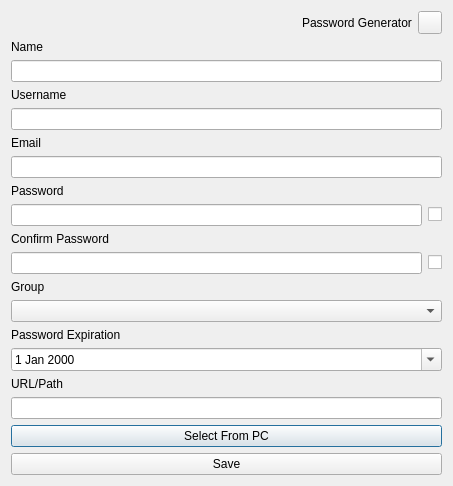
This is designs/xml/app_vault_window.ui in daniel-deru/WorkMate-3.0 as Qt 5 draws it before an edit. The edited form follows.
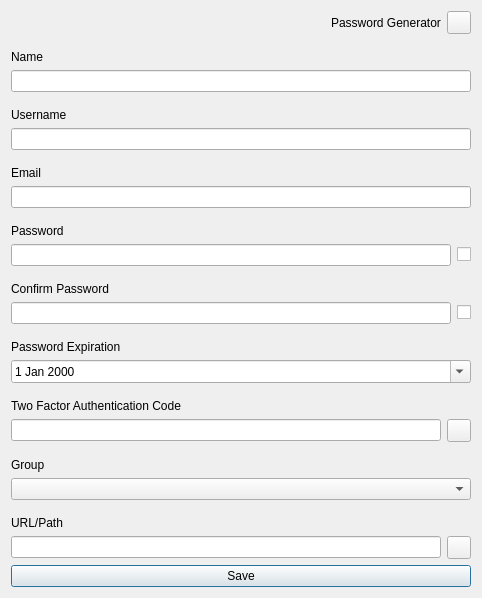
This is the edited form.

Commit message: finished twofa code feature in add and edit vault app window

Diff of the .ui file:
```diff
--- a/designs/xml/app_vault_window.ui
+++ b/designs/xml/app_vault_window.ui
@@ -6,8 +6,8 @@
    <rect>
     <x>0</x>
     <y>0</y>
-    <width>453</width>
-    <height>484</height>
+    <width>482</width>
+    <height>590</height>
    </rect>
   </property>
   <property name="windowTitle">
@@ -50,6 +50,9 @@
    </item>
    <item>
     <layout class="QVBoxLayout" name="verticalLayout">
+     <property name="topMargin">
+      <number>10</number>
+     </property>
      <item>
       <widget class="QLabel" name="lbl_name">
        <property name="text">
@@ -64,6 +67,9 @@
    </item>
    <item>
     <layout class="QVBoxLayout" name="verticalLayout_4">
+     <property name="topMargin">
+      <number>10</number>
+     </property>
      <item>
       <widget class="QLabel" name="lbl_username">
        <property name="text">
@@ -78,6 +84,9 @@
    </item>
    <item>
     <layout class="QVBoxLayout" name="verticalLayout_5">
+     <property name="topMargin">
+      <number>10</number>
+     </property>
      <item>
       <widget class="QLabel" name="lbl_email">
        <property name="text">
@@ -92,6 +101,9 @@
    </item>
    <item>
     <layout class="QVBoxLayout" name="verticalLayout_6">
+     <property name="topMargin">
+      <number>10</number>
+     </property>
      <item>
       <widget class="QLabel" name="lbl_password">
        <property name="text">
@@ -123,6 +135,9 @@
    </item>
    <item>
     <layout class="QVBoxLayout" name="verticalLayout_8">
+     <property name="topMargin">
+      <number>10</number>
+     </property>
      <item>
       <widget class="QLabel" name="lbl_password2">
        <property name="text">
@@ -159,22 +174,11 @@
      </item>
     </layout>
    </item>
-   <item>
-    <layout class="QVBoxLayout" name="verticalLayout_11">
-     <item>
-      <widget class="QLabel" name="lbl_group">
-       <property name="text">
-        <string>Group</string>
-       </property>
-      </widget>
-     </item>
-     <item>
-      <widget class="QComboBox" name="cmb_group"/>
-     </item>
-    </layout>
-   </item>
    <item>
     <layout class="QVBoxLayout" name="verticalLayout_9">
+     <property name="topMargin">
+      <number>10</number>
+     </property>
      <item>
       <widget class="QLabel" name="lbl_password_expiration">
        <property name="text">
@@ -191,8 +195,59 @@
      </item>
     </layout>
    </item>
+   <item>
+    <layout class="QVBoxLayout" name="verticalLayout_2">
+     <property name="topMargin">
+      <number>10</number>
+     </property>
+     <item>
+      <widget class="QLabel" name="lbl_twofa_code">
+       <property name="text">
+        <string>Two Factor Authentication Code</string>
+       </property>
+      </widget>
+     </item>
+     <item>
+      <layout class="QHBoxLayout" name="horizontalLayout_5">
+       <item>
+        <widget class="QLineEdit" name="lne_twofa_code"/>
+       </item>
+       <item>
+        <widget class="QToolButton" name="tbtn_qrcode">
+         <property name="cursor">
+          <cursorShape>PointingHandCursor</cursorShape>
+         </property>
+         <property name="text">
+          <string/>
+         </property>
+        </widget>
+       </item>
+      </layout>
+     </item>
+    </layout>
+   </item>
+   <item>
+    <layout class="QVBoxLayout" name="verticalLayout_11">
+     <property name="topMargin">
+      <number>10</number>
+     </property>
+     <item>
+      <widget class="QLabel" name="lbl_group">
+       <property name="text">
+        <string>Group</string>
+       </property>
+      </widget>
+     </item>
+     <item>
+      <widget class="QComboBox" name="cmb_group"/>
+     </item>
+    </layout>
+   </item>
    <item>
     <layout class="QVBoxLayout" name="verticalLayout_7">
+     <property name="topMargin">
+      <number>10</number>
+     </property>
      <item>
       <widget class="QLabel" name="lbl_path">
        <property name="text">
@@ -200,18 +255,18 @@
        </property>
       </widget>
      </item>
-     <item>
-      <widget class="QLineEdit" name="lne_path"/>
-     </item>
      <item>
       <layout class="QHBoxLayout" name="horizontalLayout_2">
        <item>
-        <widget class="QPushButton" name="btn_desktop">
+        <widget class="QLineEdit" name="lne_path"/>
+       </item>
+       <item>
+        <widget class="QToolButton" name="tbtn_desktop">
          <property name="cursor">
           <cursorShape>PointingHandCursor</cursorShape>
          </property>
          <property name="text">
-          <string>Select From PC</string>
+          <string/>
          </property>
         </widget>
        </item>
```
The commit also changes 8 other files.
